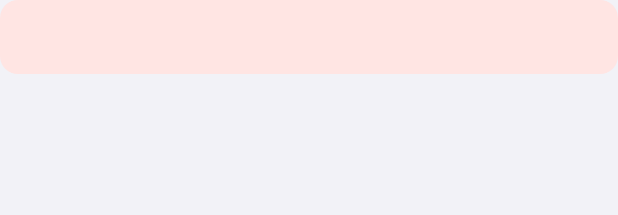
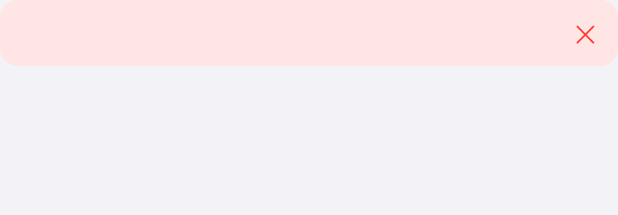
Before and after one commit to MySoftwares1996/To-do, an Android app: the layout item_banner.xml on its own in the app's theme, with its tools: preview values and no code run, on a phone screen of 412 x 824 dp. Shown: the top 215 px of the screen. Run offline under Robolectric (Android 15) with nearby library versions, the phone set to English and light mode, and no system bars.

Commit message:
Banner only once, full tab label, better-looking task rows
- 'Settings may stop your alarms' banner shows after install or when a new
  problem appears, not after every update; ✕ to close; notification
  permission asked once
- Selected tab gets more width so its full label fits ('Today')
- Task rows: medium-weight title, coloured tags (Overdue, Important,
  snoozed, repeat, notification), notes line, bold time with the
  relative time in the accent colour (red when overdue)
- Ticking a task slides the row away before it moves to Done

Co-Authored-By: Claude Opus 5.5 <noreply@anthropic.com>
Claude-Session: https://claude.ai/code/session_014UzGkcQNyaEZzZ9vhHdMde

```diff
--- a/app/src/main/java/com/mysoftwares/todo/PillTabBar.kt
+++ b/app/src/main/java/com/mysoftwares/todo/PillTabBar.kt
@@ -102,6 +102,8 @@ class PillTabBar @JvmOverloads constructor(context: Context, attrs: AttributeSet
         tabs.forEach { t ->
             val on = t.item.id == id
             t.label.visibility = if (on) View.VISIBLE else View.GONE
+            // the selected tab gets more room so its full label fits ("Today", "Upcoming")
+            (t.root.layoutParams as? LayoutParams)?.let { lp -> lp.weight = if (on) 2.2f else 1f; t.root.layoutParams = lp }
             t.label.setTextColor(accent)
             t.icon.imageTintList = ColorStateList.valueOf(if (on) accent else gray)
             t.pill.background = if (on) GradientDrawable().apply {
--- a/app/src/main/res/layout/item_banner.xml
+++ b/app/src/main/res/layout/item_banner.xml
@@ -1,11 +1,32 @@
 <?xml version="1.0" encoding="utf-8"?>
-<TextView xmlns:android="http://schemas.android.com/apk/res/android"
-    android:id="@+id/banner_text"
+<!-- Shown once after install (or when a new problem appears); ✕ hides it -->
+<LinearLayout xmlns:android="http://schemas.android.com/apk/res/android"
     android:layout_width="match_parent"
     android:layout_height="wrap_content"
-    android:layout_marginBottom="12dp"
+    android:layout_marginBottom="8dp"
     android:background="@drawable/bg_banner"
-    android:padding="14dp"
-    android:textColor="@color/danger"
-    android:textSize="15sp"
-    android:textStyle="bold" />
+    android:gravity="center_vertical"
+    android:orientation="horizontal"
+    android:paddingStart="14dp">
+
+    <TextView
+        android:id="@+id/banner_text"
+        android:layout_width="0dp"
+        android:layout_height="wrap_content"
+        android:layout_weight="1"
+        android:paddingVertical="12dp"
+        android:textColor="@color/danger"
+        android:textSize="14sp"
+        android:textStyle="bold" />
+
+    <TextView
+        android:id="@+id/banner_close"
+        android:layout_width="44dp"
+        android:layout_height="44dp"
+        android:background="?attr/selectableItemBackgroundBorderless"
+        android:contentDescription="Close"
+        android:gravity="center"
+        android:text="✕"
+        android:textColor="@color/danger"
+        android:textSize="16sp" />
+</LinearLayout>
```
Also changed, not shown: app/src/main/java/com/mysoftwares/todo/MainActivity.kt (+9 -3 lines), app/src/main/java/com/mysoftwares/todo/Reliability.kt (+19 -0 lines), app/src/main/java/com/mysoftwares/todo/TaskAdapter.kt (+59 -21 lines), app/src/main/res/layout/item_task.xml (+53 -25 lines).
